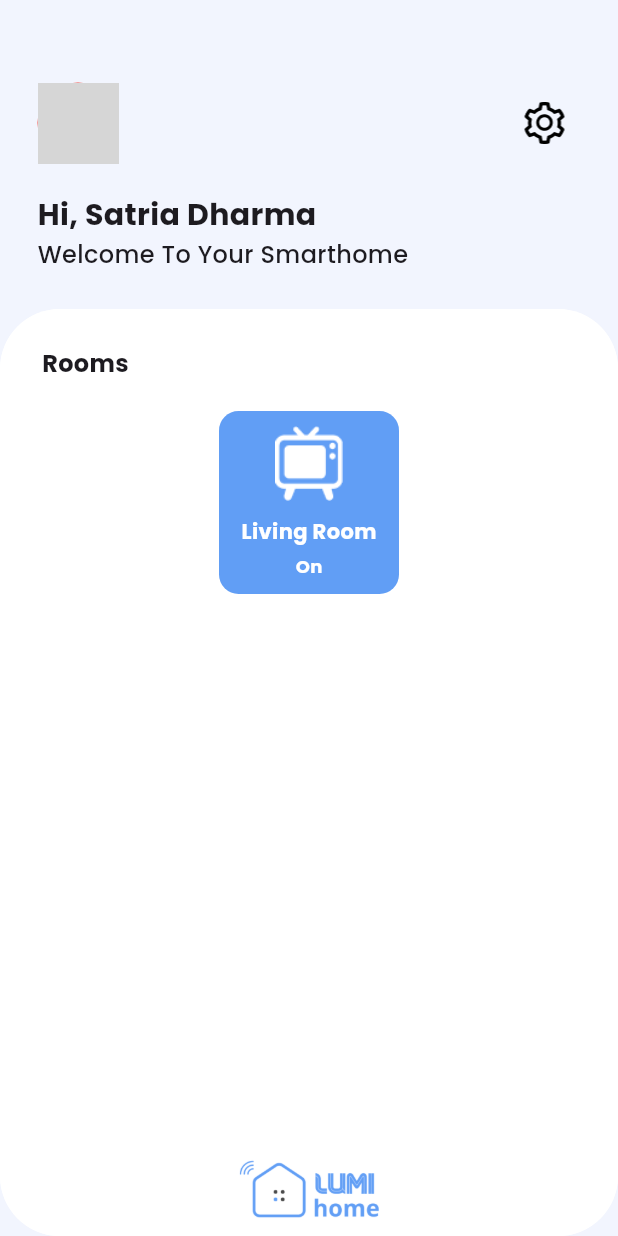
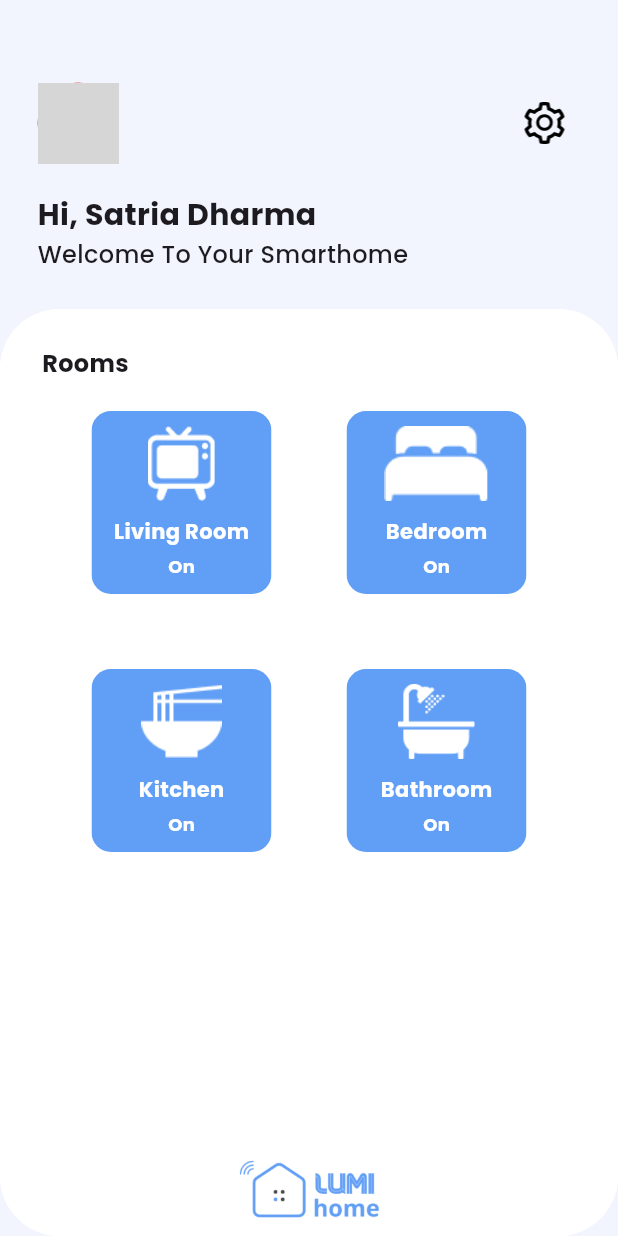
Before and after one commit to AprillianFauzy/LumiHome, a Flutter app: the RoomsPage screen opened by its route, on a phone screen of 412 x 824 dp. Run offline on Flutter 3.47's test engine with Material 3 defaults, Android fonts, the phone set to English and light mode, and no system bars; network calls fail; grey boxes are pictures that could not be loaded.

```diff
--- a/lib/Dashboard/Dashboard.dart
+++ b/lib/Dashboard/Dashboard.dart
@@ -4,9 +4,11 @@ class DashboardPage extends StatefulWidget {
   const DashboardPage({
     super.key,
     required this.title,
+    required this.heading,
     this.child,
   });
   final String title;
+  final String heading;
   final Widget? child;
   @override
   State<DashboardPage> createState() => _DashboardPageState();
@@ -42,7 +44,7 @@ class _DashboardPageState extends State<DashboardPage> {
                             ),
                             IconButton(
                               onPressed: () {
-                                Navigator.pushNamed(context, '/Rooms');
+                                Navigator.pushNamed(context, '/Profile');
                               },
                               icon: Image.asset(
                                 'images/setting.png',
@@ -89,7 +91,39 @@ class _DashboardPageState extends State<DashboardPage> {
                       child: Container(
                         width: double.infinity,
                         color: Colors.white,
-                        child: widget.child,
+                        child: Container(
+                          width: double.infinity,
+                          color: Colors.white,
+                          child: Column(
+                            crossAxisAlignment: CrossAxisAlignment.start,
+                            children: [
+                              SizedBox(
+                                height: 25,
+                              ),
+                              Container(
+                                padding: EdgeInsets.only(
+                                  left: 28,
+                                  right: 28,
+                                ),
+                                child: Text(
+                                  widget.heading,
+                                  style: TextStyle(
+                                      fontFamily: 'Poppins',
+                                      fontSize: 16,
+                                      fontWeight: FontWeight.w700),
+                                ),
+                              ),
+                              SizedBox(
+                                height: 20,
+                              ),
+                              Container(
+                                width: double.infinity,
+                                padding: EdgeInsets.symmetric(horizontal: 28),
+                                child: widget.child,
+                              )
+                            ],
+                          ),
+                        ),
                       ),
                     ),
                   ),
--- a/lib/Dashboard/Rooms.dart
+++ b/lib/Dashboard/Rooms.dart
@@ -15,36 +15,12 @@ class _RoomsPageState extends State<RoomsPage> {
   @override
   Widget build(BuildContext context) {
     return DashboardPage(
+      heading: 'Rooms',
       title: "Dashboard",
-      child: Container(
-        width: double.infinity,
-        color: Colors.white,
       child: Column(
-          crossAxisAlignment: CrossAxisAlignment.start,
         children: [
-            SizedBox(
-              height: 25,
-            ),
-            Container(
-              padding: EdgeInsets.only(
-                left: 28,
-                right: 28,
-              ),
-              child: Text(
-                "Rooms",
-                style: TextStyle(
-                    fontFamily: 'Poppins',
-                    fontSize: 16,
-                    fontWeight: FontWeight.w700),
-              ),
-            ),
-            SizedBox(
-              height: 20,
-            ),
-            Container(
-              width: double.infinity,
-              padding: EdgeInsets.symmetric(horizontal: 28),
-              child: Column(
+          Row(
+            mainAxisAlignment: MainAxisAlignment.center,
             children: [
               RoomPage(
                 onPressed: () {
@@ -54,11 +30,47 @@ class _RoomsPageState extends State<RoomsPage> {
                 room: 'Living Room',
                 conditon: 'On',
               ),
+              SizedBox(
+                width: 50,
+              ),
+              RoomPage(
+                onPressed: () {
+                  Navigator.pushNamed(context, '/Lights');
+                },
+                image: "images/bed.png",
+                room: 'Bedroom',
+                conditon: 'On',
+              ),
             ],
           ),
-            )
+          SizedBox(
+            height: 50,
+          ),
+          Row(
+            mainAxisAlignment: MainAxisAlignment.center,
+            children: [
+              RoomPage(
+                onPressed: () {
+                  Navigator.pushNamed(context, '/Lights');
+                },
+                image: "images/Kitchen.png",
+                room: 'Kitchen',
+                conditon: 'On',
+              ),
+              SizedBox(
+                width: 50,
+              ),
+              RoomPage(
+                onPressed: () {
+                  Navigator.pushNamed(context, '/Lights');
+                },
+                image: "images/bath.png",
+                room: 'Bathroom',
+                conditon: 'On',
+              ),
             ],
           ),
+        ],
       ),
     );
   }
--- /dev/null
+++ b/lib/Profile/Data_profile/Account.dart
@@ -0,0 +1,21 @@
+import 'package:flutter/material.dart';
+
+class Account extends StatefulWidget {
+  const Account({super.key});
+
+  @override
+  State<Account> createState() => _AccountState();
+}
+
+class _AccountState extends State<Account> {
+  @override
+  Widget build(BuildContext context) {
+    return MaterialApp(
+      debugShowCheckedModeBanner: false,
+      home: Scaffold(
+          body: Center(
+        child: Text('Account'),
+      )),
+    );
+  }
+}
--- /dev/null
+++ b/lib/Profile/Data_profile/Change_Password.dart
@@ -0,0 +1,21 @@
+import 'package:flutter/material.dart';
+
+class ChangePassword extends StatefulWidget {
+  const ChangePassword({super.key});
+
+  @override
+  State<ChangePassword> createState() => _ChangePasswordState();
+}
+
+class _ChangePasswordState extends State<ChangePassword> {
+  @override
+  Widget build(BuildContext context) {
+    return MaterialApp(
+      debugShowCheckedModeBanner: false,
+      home: Scaffold(
+          body: Center(
+        child: Text('Change Password'),
+      )),
+    );
+  }
+}
--- /dev/null
+++ b/lib/Profile/Data_profile/Personal_Information.dart
@@ -0,0 +1,21 @@
+import 'package:flutter/material.dart';
+
+class PersonalInformation extends StatefulWidget {
+  const PersonalInformation({super.key});
+
+  @override
+  State<PersonalInformation> createState() => _PersonalInformationState();
+}
+
+class _PersonalInformationState extends State<PersonalInformation> {
+  @override
+  Widget build(BuildContext context) {
+    return MaterialApp(
+      debugShowCheckedModeBanner: false,
+      home: Scaffold(
+          body: Center(
+        child: Text('Personal Information'),
+      )),
+    );
+  }
+}
--- a/pubspec.yaml
+++ b/pubspec.yaml
@@ -67,6 +67,8 @@ flutter:
         - images/bed.png
         - images/Kitchen.png
         - images/tv.png
+        - images/Back.png
+        - images/more.png
 
     # An image asset can refer to one or more resolution-specific "variants", see
     # https://flutter.dev/assets-and-images/#resolution-aware
```
Also changed, not shown: lib/Components/CardMenuProfile.dart (added, +41 -0 lines), lib/Dashboard/SmartDevice.dart (+1 -29 lines), lib/Profile/Profile.dart (added, +136 -0 lines), lib/main.dart (+8 -2 lines), images/Back.png (added), images/more.png (added), lib/main.png (deleted). Lines whose indentation alone changed are shown as unchanged.
